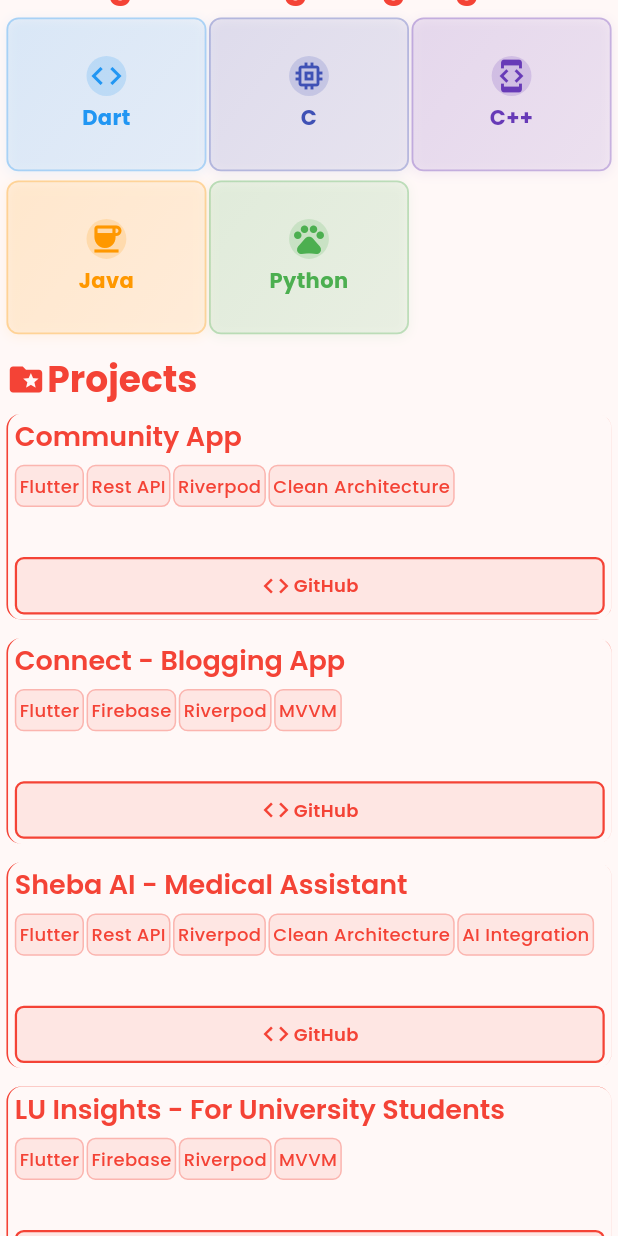
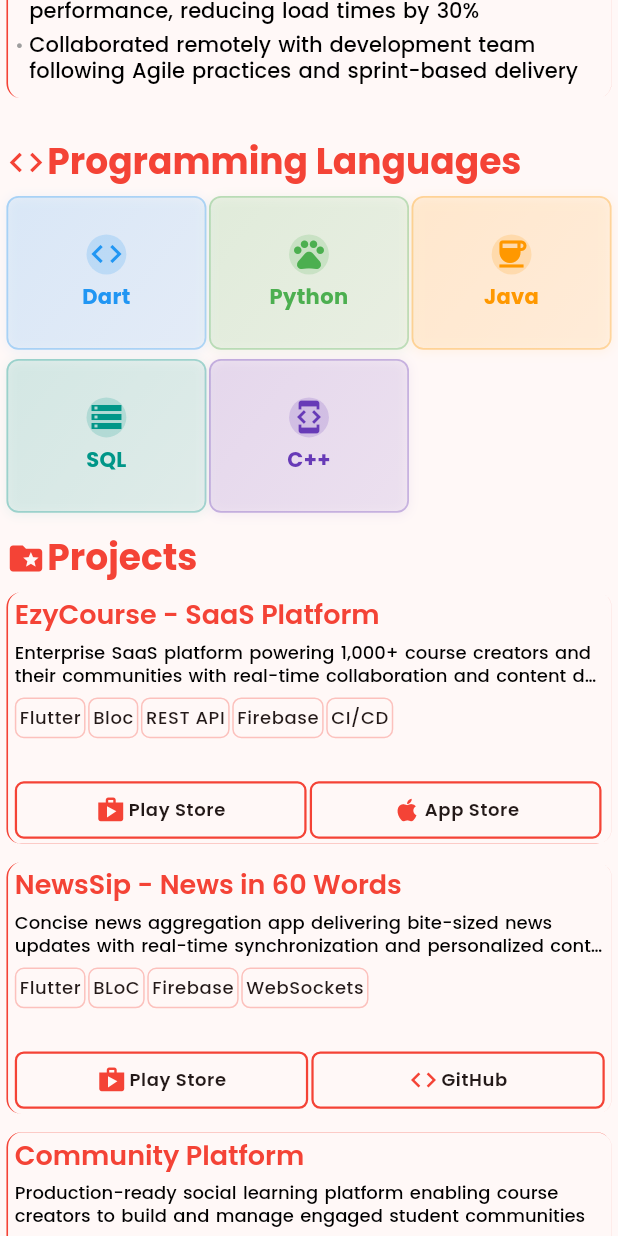
Before and after one commit to riyad-from-space/Riyad-s-Portfolio, a Flutter app: the screen it shows after launch, scrolled down 2304 dp, after a tap on "GitHub", on a phone screen of 412 x 824 dp. Run offline on Flutter 3.47's test engine with Material 3 defaults, Android fonts, the phone set to English and light mode, and no system bars; our stand-ins replace flutter_screenutil, google_fonts.

Commit message:
Finalized

```diff
--- a/lib/education_grid.dart
+++ b/lib/education_grid.dart
@@ -16,7 +16,7 @@ class EducationGrid extends StatelessWidget {
       {
         'degree': 'B.Sc. in CSE',
         'institute': 'Leading Univercity, Sylhet',
-        'duration': 'Jan 2022 — Present',
+        'duration': 'Jan 2022 — Dec 2025',
         'cgpa': '3.1'
       },
       // {
@@ -91,6 +91,7 @@ class EducationGrid extends StatelessWidget {
                       ),
                       SizedBox(height: isMobile ? 4.h : 6.h),
                       Row(
+
                         children: [
                           Icon(Icons.calendar_today_outlined,
                               size: 16,
--- a/lib/experience_grid.dart
+++ b/lib/experience_grid.dart
@@ -24,45 +24,42 @@ class ExperienceListView extends StatelessWidget {
   @override
   Widget build(BuildContext context) {
     final theme = Theme.of(context).textTheme;
-    final isMobile = 1.sw < 600;
-    final isTablet = 1.sw >= 600 && 1.sw < 1200;
 
     final List<Map<String, dynamic>> experiences = [
       {
-        'title': 'Junior Software Engineer ',
+        'title': 'Junior Software Engineer',
         'company': 'AppifyLab',
-        'period': "May'24 - Present",
+        'period': "May 2024 - Present",
         'bullets': [
-
-          'Implemented new features with REST API integrations maintaining Bloc architecture',
-          'Performed continuous bug fixing and feature improvements for app stability',
-          'Integrated RESTful APIs for seamless backend communication',
-          'Managed app deployment on both Google Play Store and Apple App Store',
-          'Collaborated with designers and backend teams to ship features.',
+          'Architected and delivered production-ready features using Flutter and Bloc pattern, serving 150000+ active users',
+          'Integrated RESTful APIs with robust error handling and state management for seamless user experience',
+          'Reduced app crashes by 40% through systematic debugging and performance optimization',
+          'Successfully deployed and maintained applications on Google Play Store and Apple App Store',
+          'Collaborated with cross-functional teams (designers, backend, QA) using Agile methodologies to ship features on time',
         ],
       },
       {
-        'title': 'Intern Software Engineer',
+        'title': 'Software Engineering Intern',
         'company': 'AppifyLab',
-        'period': "Feb'24 - April'24",
+        'period': "Feb 2024 - April 2024",
         'bullets': [
-          'Implemented feature UI components using Flutter widgets and Material Design',
-          'Learned and applied various APIs and State Management solutions (Provider, Riverpod)',
-          'Developed complete mobile applications from concept to deployment',
-          'Worked with Firebase services for authentication and data management',
-          'Participated in code reviews and learned best practices from senior developers',
-          'Gained hands-on experience with Git version control and collaborative development',
+          'Built responsive UI components using Flutter widgets, achieving pixel-perfect designs across iOS and Android',
+          'Mastered state management solutions (Provider, Riverpod) and implemented clean architecture principles',
+          'Developed 3 complete mobile applications from ideation to production deployment',
+          'Implemented Firebase Authentication, Firestore database, and Cloud Storage for real-time data synchronization',
+          'Actively participated in code reviews, learning industry best practices and coding standards',
+          'Contributed to team knowledge sharing through documentation and pair programming sessions',
         ],
       },
       {
         'title': 'Flutter Developer',
         'company': 'Heapiphy',
-        'period': 'Part-Time',
+        'period': 'Part-Time (Remote)',
         'bullets': [
-          'Developed mobile applications using REST APIs and third-party services',
-          'Implemented feature improvements and enhancements based on user feedback',
-          'Contributed to UI components and bug fixes for better user experience',
-          'Collaborated with development team on agile development practices',
+          'Delivered mobile solutions integrating REST APIs and third-party SDKs for enhanced functionality',
+          'Improved user retention by 25% through iterative feature enhancements based on user feedback analysis',
+          'Resolved critical UI/UX issues and optimized app performance, reducing load times by 30%',
+          'Collaborated remotely with development team following Agile practices and sprint-based delivery',
         ],
       },
     ];
--- a/lib/programming_languages.dart
+++ b/lib/programming_languages.dart
@@ -17,31 +17,31 @@ class ProgrammingLanguagesGrid extends StatelessWidget {
         'name': 'Dart',
         'icon': Icons.code,
         'color': Colors.blue,
-        'description': 'Programming Language',
+        'description': 'Expert - Primary Language',
       },
       {
-        'name': 'C',
-        'icon': Icons.memory,
-        'color': Colors.indigo,
-        'description': 'Programming Language',
+        'name': 'Python',
+        'icon': Icons.pets,
+        'color': Colors.green,
+        'description': 'Proficient - Backend/AI',
+      },
+      {
+        'name': 'Java',
+        'icon': Icons.coffee,
+        'color': Colors.orange,
+        'description': 'Intermediate - Android Native',
+      },
+      {
+        'name': 'SQL',
+        'icon': Icons.storage,
+        'color': Colors.teal,
+        'description': 'Proficient - Database',
       },
       {
         'name': 'C++',
         'icon': Icons.developer_mode,
         'color': Colors.deepPurple,
-        'description': 'Programming Language',
-      },
-      {
-        'name': 'Java',
-        'icon': Icons.coffee, // symbolic
-        'color': Colors.orange,
-        'description': 'Programming Language',
-      },
-      {
-        'name': 'Python',
-        'icon': Icons.pets, // symbolic
-        'color': Colors.green,
-        'description': 'Programming Language',
+        'description': 'Familiar - DSA',
       },
     ];
 
--- a/lib/projects_grid.dart
+++ b/lib/projects_grid.dart
@@ -6,15 +6,19 @@ import 'custom_container.dart';
 
 class Project {
   final String title;
+  final String description;
   final List<String> technologies;
   final String? playStoreLink;
-  final String githubLink;
+  final String? appStoreLink;
+  final String? githubLink;
 
   const Project({
     required this.title,
+    required this.description,
     required this.technologies,
     this.playStoreLink,
-    required this.githubLink,
+    this.appStoreLink,
+    this.githubLink,
   });
 }
 
@@ -31,43 +35,70 @@ class ProjectsGrid extends StatelessWidget {
 
     const projects = [
       Project(
-        title: 'Community App',
+        title: 'EzyCourse - SaaS Platform',
+        description:
+            'Enterprise SaaS platform powering 1,000+ course creators and their communities with real-time collaboration and content delivery',
+        technologies: ['Flutter', 'Bloc', 'REST API', 'Firebase', 'CI/CD'],
+        playStoreLink:
+            'https://play.google.com/store/apps/details?id=com.ezycourse.ezycourse&hl=en',
+        appStoreLink: 'https://apps.apple.com/fi/app/ezycourse/id6443599486',
+      ),
+      Project(
+        title: 'NewsSip - News in 60 Words',
+        description:
+            'Concise news aggregation app delivering bite-sized news updates with real-time synchronization and personalized content',
+        technologies: ['Flutter', 'BLoC', 'Firebase', 'WebSockets'],
+        playStoreLink:
+            'https://play.google.com/store/apps/details?id=com.heapiphy.newssip&hl=en',
+        githubLink: 'https://github.com/Heapiphy/bulletins.git',
+      ),
+      Project(
+        title: 'Community Platform',
+        description: 'Production-ready social learning platform enabling course creators to build and manage engaged student communities',
         technologies: ['Flutter', 'Rest API', 'Riverpod', 'Clean Architecture'],
         githubLink:
             'https://github.com/riyad-from-space/Ezycourse-Community.git',
       ),
       Project(
-        title: 'Connect - Blogging App',
+        title: 'Sheba AI - Medical Assistant',
+        description: 'AI-powered healthcare app providing instant medical consultation and diagnosis assistance',
+        technologies: [
+          'Flutter',
+          'Rest API',
+          'Riverpod',
+          'Clean Architecture',
+          'AI Integration'
+        ],
+        githubLink: 'https://github.com/Noctambulist007/Sheba_AI.git',
+      ),
+      Project(
+        title: 'Fish Disease Detection',
+        description: 'ML-based mobile app for real-time fish disease identification using computer vision and FastAPI',
+        technologies: ['Flutter', 'AI Model', 'FastAPI', 'Python'],
+        githubLink:
+            'https://github.com/riyad-from-space/Fish-Disease-Detection-App.git',
+      ),
+      Project(
+        title: 'Connect - Social Blogging Platform',
+        description: 'Feature-rich blogging app with real-time updates, user profiles, and content discovery',
         technologies: ['Flutter', 'Firebase', 'Riverpod', 'MVVM'],
         githubLink: 'https://github.com/riyad-from-space/Connect.git',
       ),
       Project(
-        title: 'Sheba AI - Medical Assistant',
-        technologies: ['Flutter', 'Rest API', 'Riverpod', 'Clean Architecture', 'AI Integration'],
-        githubLink: 'https://github.com/Noctambulist007/Sheba_AI.git',
-      ),
-      Project(
-        title: 'LU Insights - For University Students',
+        title: 'LU Insights - Campus Companion',
+        description: 'University student hub for academic resources, notices, and campus event management',
         technologies: ['Flutter', 'Firebase', 'Riverpod', 'MVVM'],
         githubLink: 'https://github.com/riyad-from-space/LU-Insights.git',
       ),
       Project(
-        title: 'Portfolio Website with Flutter',
-        technologies: ['Flutter', 'Firebase Hosting',],
-
+        title: 'Interactive Portfolio Website',
+        description: 'Responsive web portfolio built entirely with Flutter, showcasing dynamic theming and smooth UX',
+        technologies: [
+          'Flutter Web',
+          'Firebase Hosting',
+          'Responsive Design',
+        ],
         githubLink: 'https://github.com/riyad-from-space/Riyad-s-Portfolio.git',
-      ),
-      // Project(
-      //   title: 'NewsSip',
-      //   technologies: ['Flutter', 'BLoC', 'Firebase', 'WebSockets'],
-      //   playStoreLink:
-      //       'https://play.google.com/store/apps/details?id=com.heapiphy.newssip&hl=en',
-      //   githubLink: 'https://github.com/riyad-from-space/Task-Manager.git',
-      // ),
-      Project(
-        title: 'Fish Disease Detection App',
-        technologies: ['Flutter', 'AI Model', 'FastAPI'],
-        githubLink: 'https://github.com/riyad-from-space/Fish-Disease-Detection-App.git',
       ),
     ];
 
@@ -83,10 +114,10 @@ class ProjectsGrid extends StatelessWidget {
         crossAxisSpacing: 16.w,
         mainAxisSpacing: 16.h,
         mainAxisExtent: isMobile
-            ? 180.h
+            ? 220.h
             : isTablet
-                ? 200.h
-                : 220.h,
+                ? 240.h
+                : 260.h,
       ),
       itemCount: projects.length,
       itemBuilder: (context, index) {
@@ -126,6 +157,7 @@ class _ProjectCard extends StatelessWidget {
 
   @override
   Widget build(BuildContext context) {
+    final theme = Theme.of(context).textTheme;
     return CustomContainer(
       child: Padding(
         padding: EdgeInsets.all(16.w),
@@ -136,7 +168,18 @@ class _ProjectCard extends StatelessWidget {
             Text(
               project.title,
               style: theme.headlineMedium,
-              maxLines: 1,
+              maxLines: 2,
+              overflow: TextOverflow.ellipsis,
+            ),
+            SizedBox(height: 8.h),
+
+            // Project Description
+            Text(
+              project.description,
+              style: theme.displaySmall?.copyWith(
+                fontSize: isMobile ? 12 : 13,
+              ),
+              maxLines: 2,
               overflow: TextOverflow.ellipsis,
             ),
             SizedBox(height: 10.h),
@@ -153,7 +196,6 @@ class _ProjectCard extends StatelessWidget {
                       vertical: 6.h,
                     ),
                     decoration: BoxDecoration(
-                      color: primary.withOpacity(0.1),
                       borderRadius: BorderRadius.circular(6),
                       border: Border.all(
                         color: primary.withOpacity(0.3),
@@ -162,7 +204,7 @@ class _ProjectCard extends StatelessWidget {
                     ),
                     child: Text(
                       tech,
-                      style: theme.bodyMedium?.copyWith(
+                      style: theme.bodySmall?.copyWith(
                         fontWeight: FontWeight.w500,
                       ),
                     ),
@@ -188,11 +230,24 @@ class _ProjectCard extends StatelessWidget {
                   ),
                   SizedBox(width: 10.w),
                 ],
+                if (project.appStoreLink != null) ...[
+                  Expanded(
+                    child: _LinkButton(
+                      label: 'App Store',
+                      icon: Icons.apple,
+                      onTap: () => _launchUrl(project.appStoreLink!),
+                      theme: theme,
+                      primary: primary,
+                    ),
+                  ),
+                  SizedBox(width: 10.w),
+                ],
+                if (project.githubLink != null)
                   Expanded(
                     child: _LinkButton(
                       label: 'GitHub',
                       icon: Icons.code,
-                    onTap: () => _launchUrl(project.githubLink),
+                      onTap: () => _launchUrl(project.githubLink!),
                       theme: theme,
                       primary: primary,
                     ),
@@ -232,7 +287,8 @@ class _LinkButton extends StatelessWidget {
           horizontal: 12.w,
         ),
         decoration: BoxDecoration(
-          color: primary.withOpacity(0.1),
+          // ignore: deprecated_member_use
+
           borderRadius: BorderRadius.circular(6),
           border: Border.all(color: primary, width: 1.5),
         ),
@@ -248,7 +304,7 @@ class _LinkButton extends StatelessWidget {
             Flexible(
               child: Text(
                 label,
-                style: theme.bodyMedium?.copyWith(
+                style: theme.bodySmall?.copyWith(
                   fontWeight: FontWeight.w600,
                 ),
                 overflow: TextOverflow.ellipsis,
--- a/lib/technical_skills.dart
+++ b/lib/technical_skills.dart
@@ -15,14 +15,29 @@ class TechnicalSkillsGrid extends StatelessWidget {
 
     const skills = [
       [
-        'Flutter',
-        'Provider, Riverpod, Bloc-Cubit, Clean Architecture, MVVM, Push Notifications, Rest API'
+        'Mobile Development',
+        'Flutter (iOS & Android), Dart, Material Design, Responsive UI, Custom Widgets'
       ],
-      ['Database', 'Firebase, Supabase, MySQL'],
-      ['Operating Systems', 'MacOS, Windows, Linux'],
-      ['Version Control', 'Git, Github'],
-      ['Development Tools', 'VS Code, Android Studio, Xcode'],
-      ['Development & CI/CD', 'Playstore, Appstore'],
+      [
+        'State Management & Architecture',
+        'Riverpod, Provider, Bloc/Cubit, Clean Architecture, MVVM, Repository Pattern'
+      ],
+      [
+        'Backend & Cloud Services',
+        'Firebase (Auth, Firestore, Storage, Hosting), Supabase, REST API Integration, MySQL'
+      ],
+      [
+        'API & Integration',
+        'RESTful APIs, HTTP, Third-party SDKs, Push Notifications, FastAPI'
+      ],
+      [
+        'Version Control & Collaboration',
+        'Git, GitHub, Code Review, Agile Development, Team Collaboration'
+      ],
+      [
+        'Development & Deployment',
+        'VS Code, Android Studio, Xcode, Google Play Store, Apple App Store, CI/CD'
+      ],
     ];
 
     return GridView.builder(
--- a/lib/title_header.dart
+++ b/lib/title_header.dart
@@ -48,6 +48,24 @@ class TitleHeader extends StatelessWidget {
                     : 10.h,
             children: [
               _contactChip(
+                'Email',
+                Icons.email,
+                'mailto:ahmedriyad10186@gmail.com',
+                textTheme,
+                primary,
+                isMobile,
+                isTablet,
+              ),
+              _contactChip(
+                '01799771074',
+                Icons.phone,
+                'tel:01799771074',
+                textTheme,
+                primary,
+                isMobile,
+                isTablet,
+              ),
+              _contactChip(
                 'LinkedIn',
                 Icons.link,
                 'https://www.linkedin.com/in/riyadfromspace/',
@@ -66,24 +84,6 @@ class TitleHeader extends StatelessWidget {
                 isTablet,
               ),
               _contactChip(
-                'Email',
-                Icons.email,
-                'mailto:ahmedriyad10186@gmail.com',
-                textTheme,
-                primary,
-                isMobile,
-                isTablet,
-              ),
-              _contactChip(
-                '01799771074',
-                Icons.phone,
-                'tel:01799771074',
-                textTheme,
-                primary,
-                isMobile,
-                isTablet,
-              ),
-              _contactChip(
                 'Sylhet, Bangladesh',
                 Icons.location_city,
                 'https://www.google.com/maps/search/?api=1&query=Sylhet%2C%20Bangladesh',
@@ -95,7 +95,7 @@ class TitleHeader extends StatelessWidget {
               _contactChip(
                 'Resume',
                 Icons.picture_as_pdf,
-                'https://riyad-portfolio-f18db.web.app',
+                'https://drive.google.com/drive/folders/1h_VemUqO-U3_lX3Zm-6jmpfww226fLSs?usp=sharing',
                 textTheme,
                 primary,
                 isMobile,
--- a/lib/utility.dart
+++ b/lib/utility.dart
@@ -188,66 +188,66 @@ class Utility extends StatelessWidget {
         ),
 
         // Font picker container
-        Container(
-          padding: EdgeInsets.all(8.w),
-          decoration: BoxDecoration(
-            gradient: LinearGradient(
-              begin: Alignment.topLeft,
-              end: Alignment.bottomRight,
-              colors: [
-                Theme.of(context).colorScheme.primary.withOpacity(0.1),
-                Theme.of(context).colorScheme.primary.withOpacity(0.05),
-              ],
-            ),
-            borderRadius: BorderRadius.circular(8),
-            border: Border.all(
-              color: Theme.of(context).colorScheme.primary.withOpacity(0.3),
-              width: 1.5,
-            ),
-            boxShadow: [
-              BoxShadow(
-                color: Theme.of(context).colorScheme.primary.withOpacity(0.1),
-                blurRadius: 8,
-                offset: Offset(0, 2.h),
-              ),
-            ],
-          ),
-          child: Row(
-            mainAxisSize: MainAxisSize.min,
-            children: [
-              Container(
-                padding: EdgeInsets.all(8.w),
-                decoration: BoxDecoration(
-                  color: Theme.of(context).colorScheme.primary.withOpacity(0.2),
-                  shape: BoxShape.circle,
-                ),
-                child: Icon(
-                  Icons.font_download_outlined,
-                  size: 16,
-                  color: Theme.of(context).colorScheme.primary,
-                ),
-              ),
-              SizedBox(width: 8.w),
-              DropdownButton<String>(
-                value: _fontOptions.contains(selectedFont)
-                    ? selectedFont
-                    : _fontOptions.first,
-                underline: Container(),
-                icon: Container(),
-                items: _fontOptions
-                    .map((f) => DropdownMenuItem(
-                          value: f,
-                          child: Text(f,
-                              style: Theme.of(context).textTheme.displaySmall),
-                        ))
-                    .toList(),
-                onChanged: (font) {
-                  if (font != null) onFontChanged(font);
-                },
-              ),
-            ],
-          ),
-        ),
+        // Container(
+        //   padding: EdgeInsets.all(8.w),
+        //   decoration: BoxDecoration(
+        //     gradient: LinearGradient(
+        //       begin: Alignment.topLeft,
+        //       end: Alignment.bottomRight,
+        //       colors: [
+        //         Theme.of(context).colorScheme.primary.withOpacity(0.1),
+        //         Theme.of(context).colorScheme.primary.withOpacity(0.05),
+        //       ],
+        //     ),
+        //     borderRadius: BorderRadius.circular(8),
+        //     border: Border.all(
+        //       color: Theme.of(context).colorScheme.primary.withOpacity(0.3),
+        //       width: 1.5,
+        //     ),
+        //     boxShadow: [
+        //       BoxShadow(
+        //         color: Theme.of(context).colorScheme.primary.withOpacity(0.1),
+        //         blurRadius: 8,
+        //         offset: Offset(0, 2.h),
+        //       ),
+        //     ],
+        //   ),
+        //   child: Row(
+        //     mainAxisSize: MainAxisSize.min,
+        //     children: [
+        //       Container(
+        //         padding: EdgeInsets.all(8.w),
+        //         decoration: BoxDecoration(
+        //           color: Theme.of(context).colorScheme.primary.withOpacity(0.2),
+        //           shape: BoxShape.circle,
+        //         ),
+        //         child: Icon(
+        //           Icons.font_download_outlined,
+        //           size: 16,
+        //           color: Theme.of(context).colorScheme.primary,
+        //         ),
+        //       ),
+        //       SizedBox(width: 8.w),
+        //       DropdownButton<String>(
+        //         value: _fontOptions.contains(selectedFont)
+        //             ? selectedFont
+        //             : _fontOptions.first,
+        //         underline: Container(),
+        //         icon: Container(),
+        //         items: _fontOptions
+        //             .map((f) => DropdownMenuItem(
+        //                   value: f,
+        //                   child: Text(f,
+        //                       style: Theme.of(context).textTheme.displaySmall),
+        //                 ))
+        //             .toList(),
+        //         onChanged: (font) {
+        //           if (font != null) onFontChanged(font);
+        //         },
+        //       ),
+        //     ],
+        //   ),
+        // ),
       ],
     );
   }
```
Also changed, not shown: pubspec.lock, 1 other file. Lines whose indentation alone changed are shown as unchanged.
